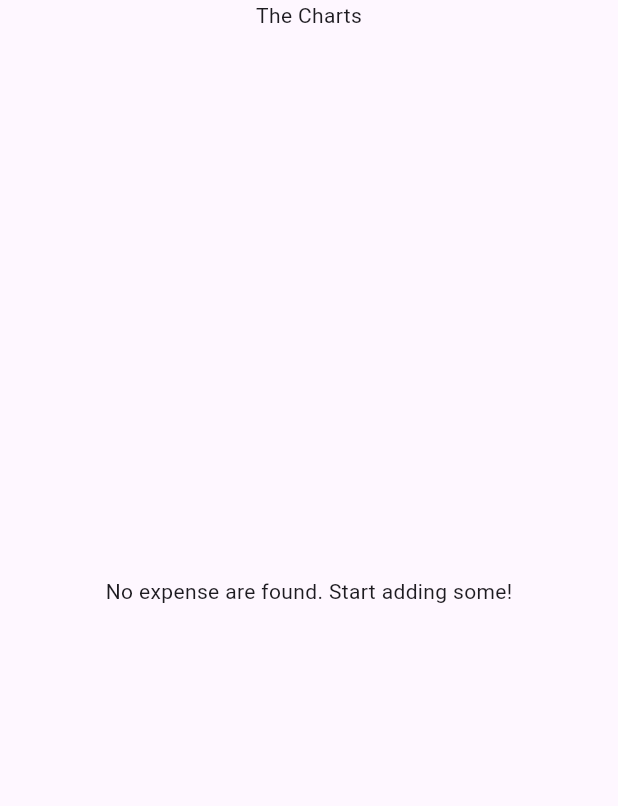
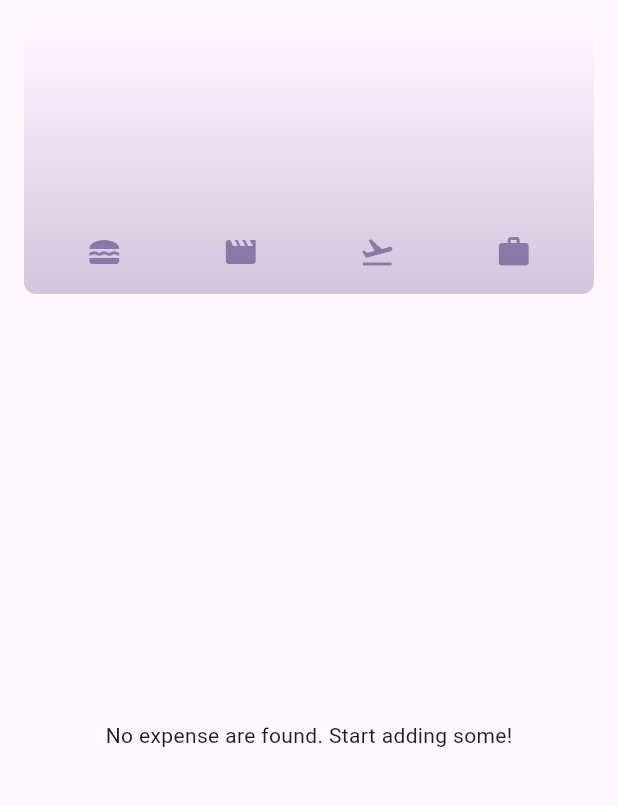
Before and after one commit to Vaibhav-kesarwani/Expense-Tracker-App, a Flutter app: the screen it shows after launch, on a phone screen of 412 x 824 dp, the part 84-890 px from its top. Run offline on Flutter 3.47's test engine with Material 3 defaults, Android fonts, the phone set to English and light mode, and no system bars.

Commit message:
Added the chart bar for to easily track the expense

```diff
--- a/lib/main.dart
+++ b/lib/main.dart
@@ -3,6 +3,11 @@ import 'package:flutter/material.dart';
 
 var kColorScheme = ColorScheme.fromSeed(
   seedColor: const Color.fromARGB(255, 96, 59, 181),
+);
+
+var kDarkColorScheme = ColorScheme.fromSeed(
+  brightness: Brightness.dark,
+  seedColor: const Color.fromARGB(255, 5, 99, 125),
 );
 
 void main() {
@@ -15,6 +20,22 @@ class MyApp extends StatelessWidget {
   @override
   Widget build(BuildContext context) {
     return MaterialApp(
+      darkTheme: ThemeData.dark().copyWith(
+        colorScheme: kDarkColorScheme,
+        cardTheme: const CardTheme().copyWith(
+          color: kDarkColorScheme.secondaryContainer,
+          margin: const EdgeInsets.symmetric(
+            horizontal: 16,
+            vertical: 8,
+          ),
+        ),
+        elevatedButtonTheme: ElevatedButtonThemeData(
+          style: ElevatedButton.styleFrom(
+            backgroundColor: kDarkColorScheme.primaryContainer,
+            foregroundColor: kDarkColorScheme.onPrimaryContainer,
+          ),
+        ),
+      ),
       theme: ThemeData().copyWith(
         colorScheme: kColorScheme,
         appBarTheme: const AppBarTheme().copyWith(
@@ -41,6 +62,7 @@ class MyApp extends StatelessWidget {
               ),
             ),
       ),
+      themeMode: ThemeMode.system,
       debugShowCheckedModeBanner: false,
       home: const Expenses(),
     );
--- a/lib/models/expense.dart
+++ b/lib/models/expense.dart
@@ -33,3 +33,30 @@ class Expense {
     return formatter.format(date);
   }
 }
+
+class ExpenseBucket {
+  const ExpenseBucket({
+    required this.category,
+    required this.expenses,
+  });
+
+  ExpenseBucket.forCategory(
+    List<Expense> allExpenses,
+    this.category,
+  ) : expenses = allExpenses
+            .where((expense) => expense.category == category)
+            .toList();
+
+  final Category category;
+  final List<Expense> expenses;
+
+  double get totalExpenses {
+    double sum = 0;
+
+    for (final expense in expenses) {
+      sum += expense.amount;
+    }
+
+    return sum;
+  }
+}
--- /dev/null
+++ b/lib/widgets/chart/chart.dart
@@ -0,0 +1,94 @@
+import 'package:expensetrackerapp/models/expense.dart';
+import 'package:expensetrackerapp/widgets/chart/chart_bar.dart';
+import 'package:flutter/material.dart';
+
+class Chart extends StatelessWidget {
+  const Chart({super.key, required this.expenses});
+
+  final List<Expense> expenses;
+
+  List<ExpenseBucket> get buckets {
+    return [
+      ExpenseBucket.forCategory(expenses, Category.food),
+      ExpenseBucket.forCategory(expenses, Category.leisure),
+      ExpenseBucket.forCategory(expenses, Category.travel),
+      ExpenseBucket.forCategory(expenses, Category.work),
+    ];
+  }
+
+  double get maxTotalExpense {
+    double maxTotalExpense = 0;
+
+    for (final bucket in buckets) {
+      if (bucket.totalExpenses > maxTotalExpense) {
+        maxTotalExpense = bucket.totalExpenses;
+      }
+    }
+
+    return maxTotalExpense;
+  }
+
+  @override
+  Widget build(BuildContext context) {
+    final isDarkMode =
+        MediaQuery.of(context).platformBrightness == Brightness.dark;
+    return Container(
+      margin: const EdgeInsets.all(16),
+      padding: const EdgeInsets.symmetric(
+        vertical: 16,
+        horizontal: 8,
+      ),
+      width: double.infinity,
+      height: 180,
+      decoration: BoxDecoration(
+        borderRadius: BorderRadius.circular(8),
+        gradient: LinearGradient(
+          colors: [
+            Theme.of(context).colorScheme.primary.withOpacity(0.3),
+            Theme.of(context).colorScheme.primary.withOpacity(0.0)
+          ],
+          begin: Alignment.bottomCenter,
+          end: Alignment.topCenter,
+        ),
+      ),
+      child: Column(
+        children: [
+          Expanded(
+            child: Row(
+              crossAxisAlignment: CrossAxisAlignment.end,
+              children: [
+                for (final bucket in buckets) // alternative to map()
+                  ChartBar(
+                    fill: bucket.totalExpenses == 0
+                        ? 0
+                        : bucket.totalExpenses / maxTotalExpense,
+                  )
+              ],
+            ),
+          ),
+          const SizedBox(height: 12),
+          Row(
+            children: buckets
+                .map(
+                  (bucket) => Expanded(
+                    child: Padding(
+                      padding: const EdgeInsets.symmetric(horizontal: 4),
+                      child: Icon(
+                        categoryIcons[bucket.category],
+                        color: isDarkMode
+                            ? Theme.of(context).colorScheme.secondary
+                            : Theme.of(context)
+                                .colorScheme
+                                .primary
+                                .withOpacity(0.7),
+                      ),
+                    ),
+                  ),
+                )
+                .toList(),
+          )
+        ],
+      ),
+    );
+  }
+}
--- /dev/null
+++ b/lib/widgets/chart/chart_bar.dart
@@ -0,0 +1,34 @@
+import 'package:flutter/material.dart';
+
+class ChartBar extends StatelessWidget {
+  const ChartBar({
+    super.key,
+    required this.fill,
+  });
+
+  final double fill;
+
+  @override
+  Widget build(BuildContext context) {
+    final isDarkMode =
+        MediaQuery.of(context).platformBrightness == Brightness.dark;
+    return Expanded(
+      child: Padding(
+        padding: const EdgeInsets.symmetric(horizontal: 4),
+        child: FractionallySizedBox(
+          heightFactor: fill,
+          child: DecoratedBox(
+            decoration: BoxDecoration(
+              shape: BoxShape.rectangle,
+              borderRadius:
+                  const BorderRadius.vertical(top: Radius.circular(8)),
+              color: isDarkMode
+                  ? Theme.of(context).colorScheme.secondary
+                  : Theme.of(context).colorScheme.primary.withOpacity(0.65),
+            ),
+          ),
+        ),
+      ),
+    );
+  }
+}
--- a/lib/widgets/expenses.dart
+++ b/lib/widgets/expenses.dart
@@ -1,3 +1,4 @@
+import 'package:expensetrackerapp/widgets/chart/chart.dart';
 import 'package:expensetrackerapp/widgets/expenses_list/expenses_list.dart';
 import 'package:expensetrackerapp/widgets/new_expense.dart';
 import 'package:flutter/material.dart';
@@ -88,7 +89,7 @@ class _ExpensesState extends State<Expenses> {
       ),
       body: Column(
         children: [
-          const Text("The Charts"),
+          Chart(expenses: _registeredExpenses),
           Expanded(
             child: mainContent,
           ),
```
